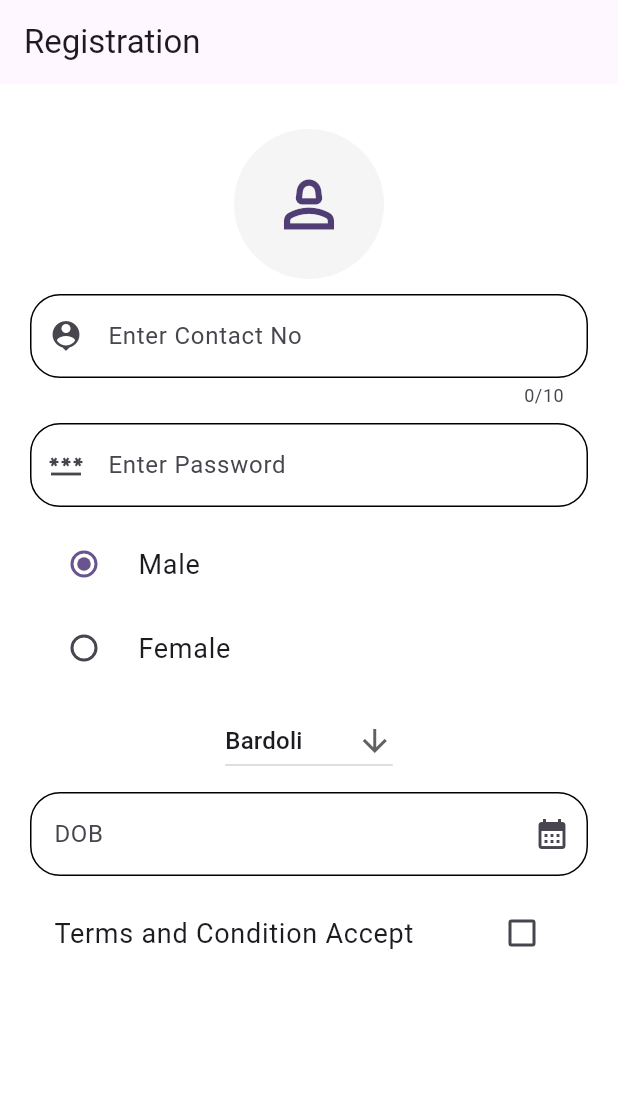
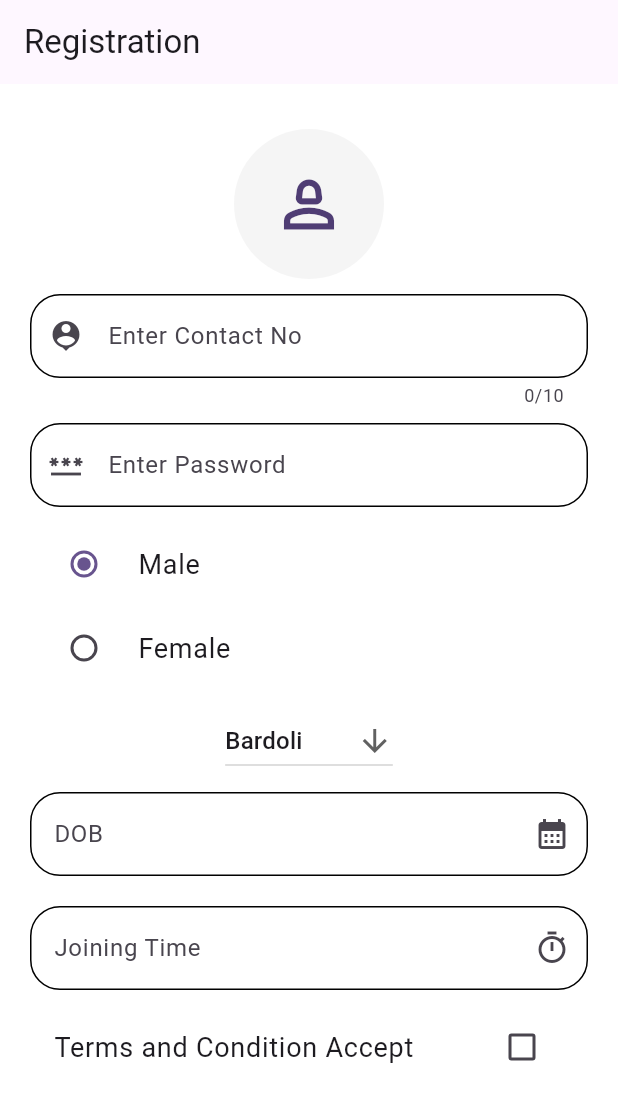
Before and after one commit to 032AbhishekChoksi/ui-form-widgets-flutter, a Flutter app: the screen it shows after launch, on a phone screen of 412 x 824 dp. Shown: the top 1102 px of the screen. Run offline on Flutter 3.47's test engine with Material 2 defaults, Android fonts, the phone set to English and light mode, and no system bars.

Commit message:
showTimePicker

```diff
--- a/lib/screens/registration_screen.dart
+++ b/lib/screens/registration_screen.dart
@@ -10,12 +10,14 @@ class RegistrationScreen extends StatefulWidget {
 
 class _RegistrationScreenState extends State<RegistrationScreen> {
   TextEditingController dobController = TextEditingController();
+  TextEditingController joiningTimeController = TextEditingController();
 
   String selectedGender = 'Male';
   bool isChecked = false;
   List<String> listCity = <String>['Bardoli', 'Surat', 'Ahmedabad', 'Vadodara'];
   String selectedCity = 'Bardoli';
   var selectedDOB;
+  var selectedJoiningTime;
 
   @override
   Widget build(BuildContext context) {
@@ -125,7 +127,7 @@ class _RegistrationScreenState extends State<RegistrationScreen> {
                         firstDate: DateTime(2018),
                         lastDate: DateTime.now());
 
-                    if(datePicker!=null){
+                    if (datePicker != null) {
                       selectedDOB = DateFormat("dd-MM-yyy").format(datePicker);
                       dobController.text = selectedDOB;
                     }
@@ -143,6 +145,35 @@ class _RegistrationScreenState extends State<RegistrationScreen> {
                     ),
                   ),
                 ),
+                const SizedBox(height: 20),
+                TextField(
+                  controller: joiningTimeController,
+                  readOnly: true,
+                  showCursor: true,
+                  onTap: () async {
+                    TimeOfDay? timePicker = await showTimePicker(
+                        context: context,
+                        initialTime: TimeOfDay.now(),
+                        initialEntryMode: TimePickerEntryMode.dial);
+                    final now = DateTime.now();
+                    final time = DateTime(now.year, now.month, now.day,
+                        timePicker!.hour, timePicker.minute);
+                    selectedJoiningTime = DateFormat("HH:mm").format(time);
+                    joiningTimeController.text = selectedJoiningTime;
+                  },
+                  decoration: InputDecoration(
+                    labelText: 'Joining Time',
+                    hintText: 'Joining Time',
+                    suffixIcon: const Icon(Icons.timer_outlined),
+                    enabledBorder: OutlineInputBorder(
+                      borderRadius: BorderRadius.circular(20),
+                    ),
+                    focusedBorder: OutlineInputBorder(
+                      borderRadius: BorderRadius.circular(20),
+                      borderSide: const BorderSide(color: Colors.red),
+                    ),
+                  ),
+                ),
                 const SizedBox(height: 10),
                 CheckboxListTile(
                   title: const Text(
@@ -151,10 +182,13 @@ class _RegistrationScreenState extends State<RegistrationScreen> {
                   ),
                   value: isChecked,
                   onChanged: (newValue) {
-                      setState(() {
+                    setState(
+                      () {
                         isChecked = newValue!;
-                      });
-                    })
+                      },
+                    );
+                  },
+                ),
               ],
             ),
           ),
```
Lines whose indentation alone changed are shown as unchanged.
